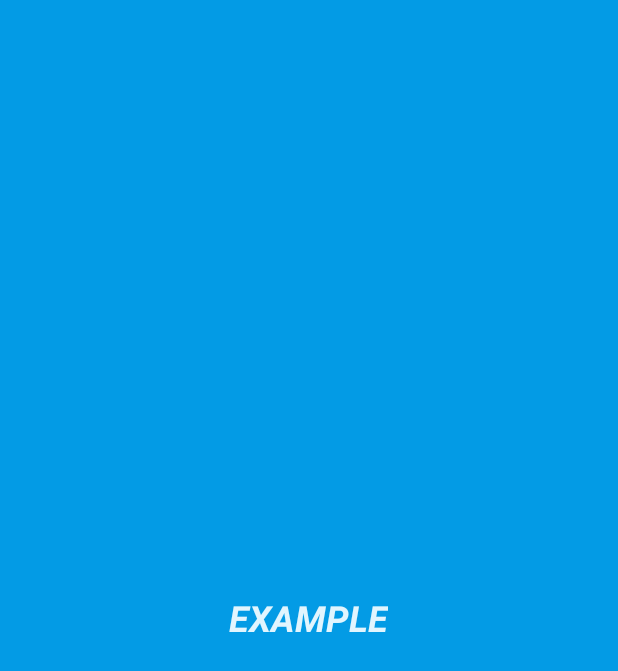
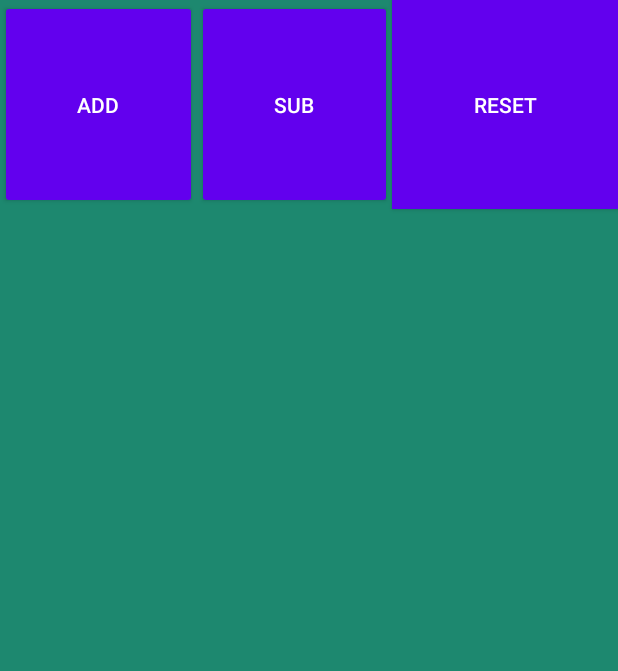
Before and after one commit to Lihi-Rahamim/first_app, an Android app: the layout new_app_widget.xml on its own in the app's theme, with its tools: preview values and no code run, on a phone screen of 412 x 824 dp. Shown: the top 671 px of the screen. Run offline under Robolectric (Android 15) with nearby library versions, the phone set to English and light mode, and no system bars.

Commit message:
bugs & widget
fixed a bug regarding "save" of the picture.

added a widget. since from what I understand I can't create a widget with changing text I can't really do a wigdet for this app. however the add button will open google which is nice :)

```diff
--- a/Tryout/app/src/main/AndroidManifest.xml
+++ b/Tryout/app/src/main/AndroidManifest.xml
@@ -26,7 +26,6 @@
                 <category android:name="android.intent.category.LAUNCHER" />
             </intent-filter>
         </activity>
-
     </application>
 
 </manifest>
--- a/Tryout/app/src/main/java/com/example/tryout/MainActivity.kt
+++ b/Tryout/app/src/main/java/com/example/tryout/MainActivity.kt
@@ -28,7 +28,10 @@ class MainActivity : AppCompatActivity() {
         var count : Int = current_count?.toInt() ?: 0
 
         val star : ImageView = findViewById(R.id.imageView6)
-        star.visibility = INVISIBLE
+        if(count != 5)
+            star.visibility = INVISIBLE
+        else
+            star.visibility = VISIBLE
         val addButton: Button = findViewById(R.id.button)
         addButton.setOnClickListener()
         {
@@ -75,6 +78,7 @@ class MainActivity : AppCompatActivity() {
             toast.show()
             count = 0
             countText.text = count.toString()
+            star.visibility = INVISIBLE
             val editor = sp.edit()
             editor.putString(
                 "count",
--- a/Tryout/app/src/main/java/com/example/tryout/NewAppWidget.kt
+++ b/Tryout/app/src/main/java/com/example/tryout/NewAppWidget.kt
@@ -1,9 +1,14 @@
 package com.example.tryout
 
+import android.annotation.SuppressLint
+import android.app.PendingIntent
 import android.appwidget.AppWidgetManager
 import android.appwidget.AppWidgetProvider
 import android.content.Context
+import android.content.Intent
+import android.net.Uri
 import android.widget.RemoteViews
+import com.example.tryout.R.layout.new_app_widget
 
 /**
  * Implementation of App Widget functionality.
@@ -29,16 +34,35 @@ class NewAppWidget : AppWidgetProvider() {
     }
 }
 
+@SuppressLint("RemoteViewLayout")
 internal fun updateAppWidget(
     context: Context,
     appWidgetManager: AppWidgetManager,
     appWidgetId: Int
 ) {
-    val widgetText = context.getString(R.string.appwidget_text)
+    //val widgetText = context.getString(R.string.appwidget_text)
     // Construct the RemoteViews object
-    val views = RemoteViews(context.packageName, R.layout.new_app_widget)
-    views.setTextViewText(R.id.appwidget_text, widgetText)
+    //val views = RemoteViews(context.packageName, R.layout.new_app_widget)
+   // views.setTextViewText(R.id.textView, widgetText)
 
     // Instruct the widget manager to update the widget
-    appWidgetManager.updateAppWidget(appWidgetId, views)
+   // appWidgetManager.updateAppWidget(appWidgetId, views)
+
+
+
+    //1. create remote view
+    val remoteViews = RemoteViews(context.packageName, new_app_widget)
+
+    //2. define intent --> action which will be performed
+    val intent = Intent(Intent.ACTION_VIEW)
+    intent.addFlags(Intent.FLAG_ACTIVITY_NEW_TASK)
+    intent.data = Uri.parse("https://www.google.com")
+
+    val pendingIntent = PendingIntent.getActivity(context, 0, intent, 0)
+
+    //3. set pending intent on view
+    remoteViews.setOnClickPendingIntent(R.id.button4, pendingIntent)
+
+    //4. update the widget
+    appWidgetManager.updateAppWidget(appWidgetId, remoteViews)
 }
--- a/Tryout/app/src/main/res/layout/new_app_widget.xml
+++ b/Tryout/app/src/main/res/layout/new_app_widget.xml
@@ -1,21 +1,47 @@
-<RelativeLayout xmlns:android="http://schemas.android.com/apk/res/android"
+<LinearLayout xmlns:android="http://schemas.android.com/apk/res/android"
+    xmlns:app="http://schemas.android.com/apk/res-auto"
+    xmlns:tools="http://schemas.android.com/tools"
     android:layout_width="match_parent"
     android:layout_height="match_parent"
-    android:background="?attr/appWidgetBackgroundColor"
+    android:background="#1D886F"
+    android:baselineAligned="false"
+    android:fitsSystemWindows="false"
     android:padding="@dimen/widget_margin"
-    android:theme="@style/ThemeOverlay.Tryout.AppWidgetContainer">
+    android:theme="@style/Theme.Tryout"
+    android:visibility="visible"
+    app:layoutDescription="@xml/new_app_widget_scene">
 
-    <TextView
-        android:id="@+id/appwidget_text"
-        android:layout_width="wrap_content"
-        android:layout_height="wrap_content"
-        android:layout_centerHorizontal="true"
-        android:layout_centerVertical="true"
-        android:layout_margin="8dp"
-        android:background="?attr/appWidgetBackgroundColor"
-        android:contentDescription="@string/appwidget_text"
-        android:text="@string/appwidget_text"
-        android:textColor="?attr/appWidgetTextColor"
-        android:textSize="24sp"
-        android:textStyle="bold|italic" />
-</RelativeLayout>
+    <Button
+        android:id="@+id/button4"
+        style="@style/Widget.AppCompat.Button"
+        android:layout_width="131dp"
+        android:layout_height="139dp"
+        android:text="@string/add"
+        android:visibility="visible" />
+
+    <Button
+        android:id="@+id/button6"
+        style="@style/Widget.AppCompat.Button"
+        android:layout_width="130dp"
+        android:layout_height="139dp"
+        android:text="@string/sub"
+        android:visibility="visible" />
+
+    <Button
+        android:id="@+id/button5"
+        style="@style/Widget.AppCompat.Button"
+        android:layout_width="151dp"
+        android:layout_height="139dp"
+        android:background="@color/purple_500"
+        android:text="@string/reset"
+        android:visibility="visible" />
+
+    <ImageView
+        android:id="@+id/imageView"
+        android:layout_width="0dp"
+        android:layout_height="139dp"
+        android:layout_weight="1"
+        android:contentDescription="@string/star"
+        app:srcCompat="@drawable/star_1" />
+
+</LinearLayout>
--- a/Tryout/app/src/main/res/values/strings.xml
+++ b/Tryout/app/src/main/res/values/strings.xml
@@ -3,4 +3,8 @@
     <string name="hi_dubi">Hi Dubi!</string>
     <string name="appwidget_text">EXAMPLE</string>
     <string name="add_widget">Add widget</string>
+    <string name="add">add</string>
+    <string name="sub">sub</string>
+    <string name="reset">reset</string>
+    <string name="star">Star</string>
 </resources>
--- /dev/null
+++ b/Tryout/app/src/main/res/xml/new_app_widget_scene.xml
@@ -0,0 +1,19 @@
+<?xml version="1.0" encoding="utf-8"?>
+<MotionScene
+    xmlns:android="http://schemas.android.com/apk/res/android"
+    xmlns:motion="http://schemas.android.com/apk/res-auto">
+
+    <Transition
+        motion:constraintSetEnd="@+id/end"
+        motion:constraintSetStart="@id/start"
+        motion:duration="1000">
+       <KeyFrameSet>
+       </KeyFrameSet>
+    </Transition>
+
+    <ConstraintSet android:id="@+id/start">
+    </ConstraintSet>
+
+    <ConstraintSet android:id="@+id/end">
+    </ConstraintSet>
+</MotionScene>
```
Also changed, not shown: 1 other file.
